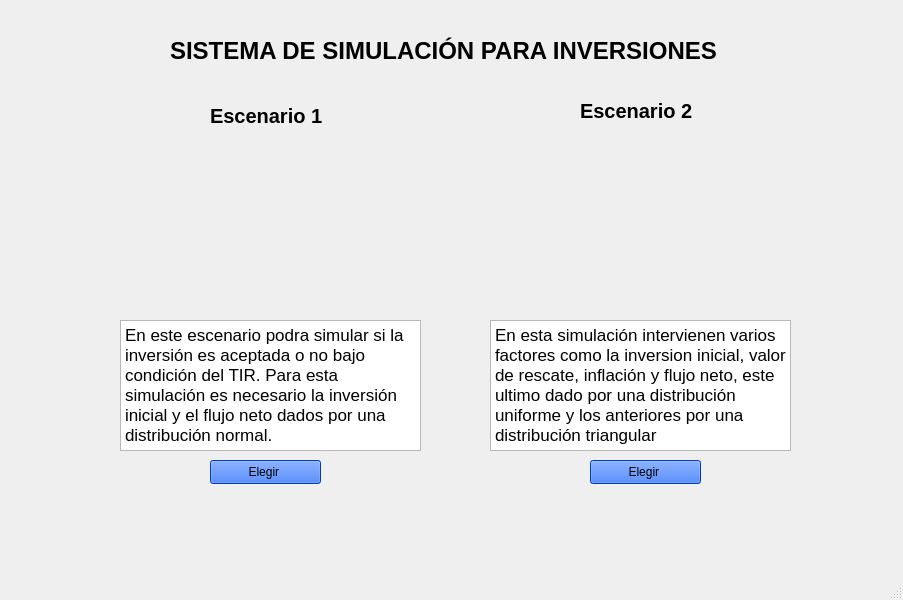
Sei444/evaluacion_de_inversiones, file ventana_principal.ui: the form before one commit.
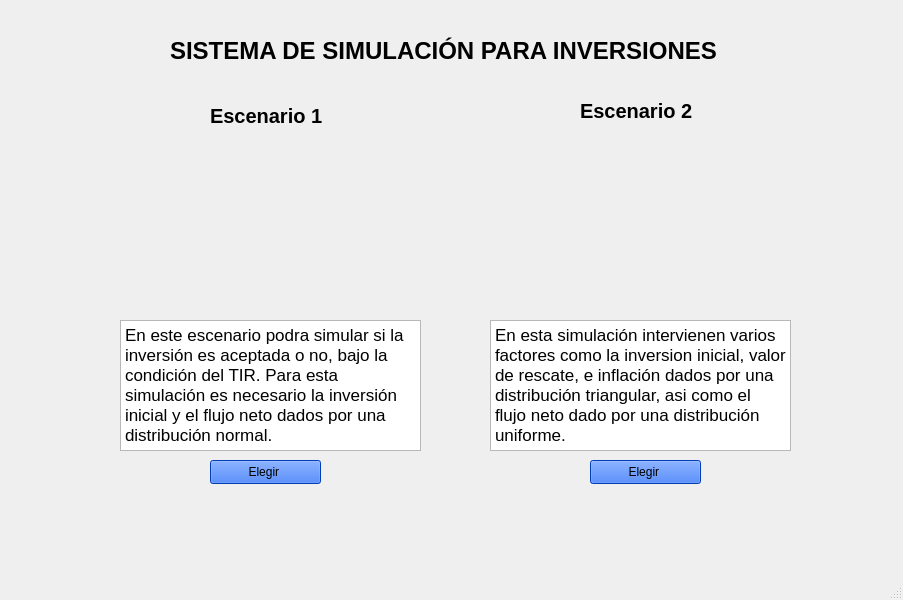
The form after the commit. Icons and pictures are not drawn.

Commit message: 3 botones de reporte escenario 1 y escenario 2

Patch:
```diff
--- a/ventana_principal.ui
+++ b/ventana_principal.ui
@@ -616,7 +616,7 @@
 &lt;html&gt;&lt;head&gt;&lt;meta name=&quot;qrichtext&quot; content=&quot;1&quot; /&gt;&lt;style type=&quot;text/css&quot;&gt;
 p, li { white-space: pre-wrap; }
 &lt;/style&gt;&lt;/head&gt;&lt;body style=&quot; font-family:'MS Shell Dlg 2'; font-size:8.25pt; font-weight:400; font-style:normal;&quot;&gt;
-&lt;p style=&quot; margin-top:0px; margin-bottom:0px; margin-left:0px; margin-right:0px; -qt-block-indent:0; text-indent:0px;&quot;&gt;&lt;span style=&quot; font-family:'.AppleSystemUIFont'; font-size:13pt;&quot;&gt;En este escenario podra simular si la inversión es aceptada o no bajo condición del TIR. Para esta simulación es necesario la inversión inicial y el flujo neto dados por una distribución normal.&lt;/span&gt;&lt;/p&gt;&lt;/body&gt;&lt;/html&gt;</string>
+&lt;p style=&quot; margin-top:0px; margin-bottom:0px; margin-left:0px; margin-right:0px; -qt-block-indent:0; text-indent:0px;&quot;&gt;&lt;span style=&quot; font-family:'.AppleSystemUIFont'; font-size:13pt;&quot;&gt;En este escenario podra simular si la inversión es aceptada o no, bajo la condición del TIR. Para esta simulación es necesario la inversión inicial y el flujo neto dados por una distribución normal.&lt;/span&gt;&lt;/p&gt;&lt;/body&gt;&lt;/html&gt;</string>
     </property>
    </widget>
    <widget class="QTextBrowser" name="textBrowser_2">
@@ -639,7 +639,7 @@
 &lt;html&gt;&lt;head&gt;&lt;meta name=&quot;qrichtext&quot; content=&quot;1&quot; /&gt;&lt;style type=&quot;text/css&quot;&gt;
 p, li { white-space: pre-wrap; }
 &lt;/style&gt;&lt;/head&gt;&lt;body style=&quot; font-family:'MS Shell Dlg 2'; font-size:8.25pt; font-weight:400; font-style:normal;&quot;&gt;
-&lt;p style=&quot; margin-top:0px; margin-bottom:0px; margin-left:0px; margin-right:0px; -qt-block-indent:0; text-indent:0px;&quot;&gt;&lt;span style=&quot; font-family:'.AppleSystemUIFont'; font-size:13pt;&quot;&gt;En esta simulación intervienen varios factores como la inversion inicial, valor de rescate, inflación y flujo neto, este ultimo dado por una distribución uniforme y los anteriores por una distribución triangular&lt;/span&gt;&lt;/p&gt;&lt;/body&gt;&lt;/html&gt;</string>
+&lt;p style=&quot; margin-top:0px; margin-bottom:0px; margin-left:0px; margin-right:0px; -qt-block-indent:0; text-indent:0px;&quot;&gt;&lt;span style=&quot; font-family:'.AppleSystemUIFont'; font-size:13pt;&quot;&gt;En esta simulación intervienen varios factores como la inversion inicial, valor de rescate, e inflación dados por una distribución triangular, asi como el flujo neto dado por una distribución uniforme.&lt;/span&gt;&lt;/p&gt;&lt;/body&gt;&lt;/html&gt;</string>
     </property>
    </widget>
   </widget>
```
The commit also changes 35 other files.
